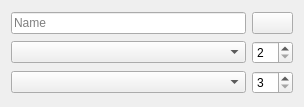
Above: src/dualcalculatorwidget.ui from moebiusproject/moebiustoolkit before the change. Below: the same form after it.
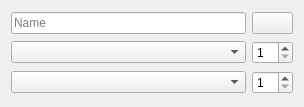
That is the form after the change. Icons and pictures are not drawn.

Commit message:
Improve the Dual XP Calculator
Base it on the XpLevels class, change the level boundaries to make them
usable for comparing with single classes, use a splitter for resizing
the layout, fix boundary checks to avoid crashes, and just hide the
"close" button which is not implemented and doesn't show the icon.

```diff
--- a/src/dualcalculatorwidget.ui
+++ b/src/dualcalculatorwidget.ui
@@ -35,7 +35,10 @@
    <item row="1" column="1">
     <widget class="QSpinBox" name="firstClassLevel">
      <property name="minimum">
-      <number>2</number>
+      <number>1</number>
+     </property>
+     <property name="value">
+      <number>1</number>
      </property>
     </widget>
    </item>
@@ -45,7 +48,7 @@
    <item row="2" column="1">
     <widget class="QSpinBox" name="secondClassLevel">
      <property name="minimum">
-      <number>3</number>
+      <number>1</number>
      </property>
     </widget>
    </item>
```
The commit also changes 2 other files.
